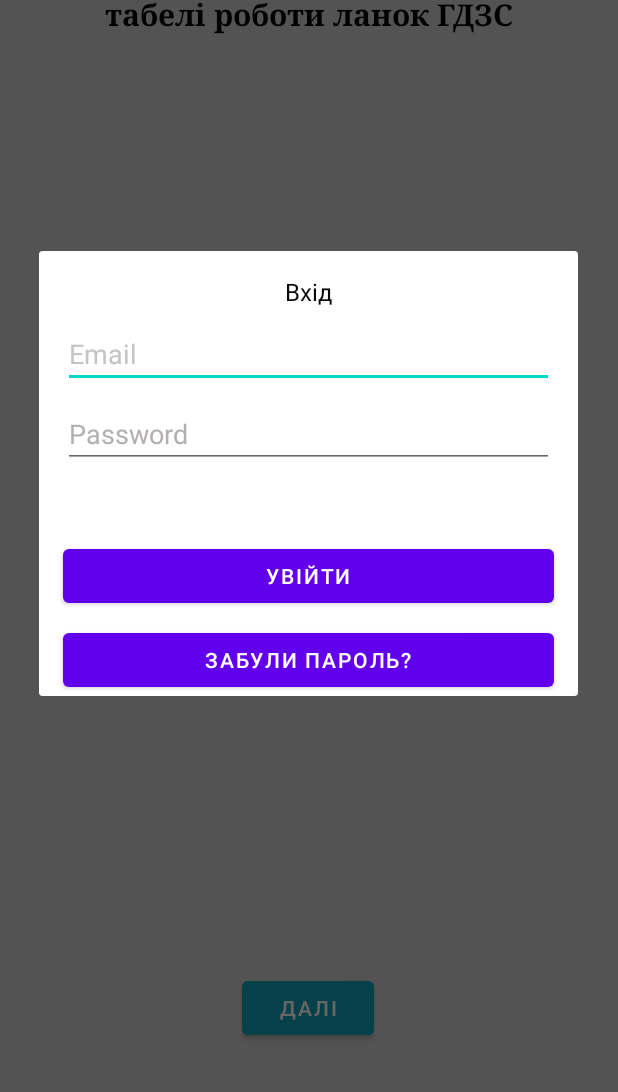
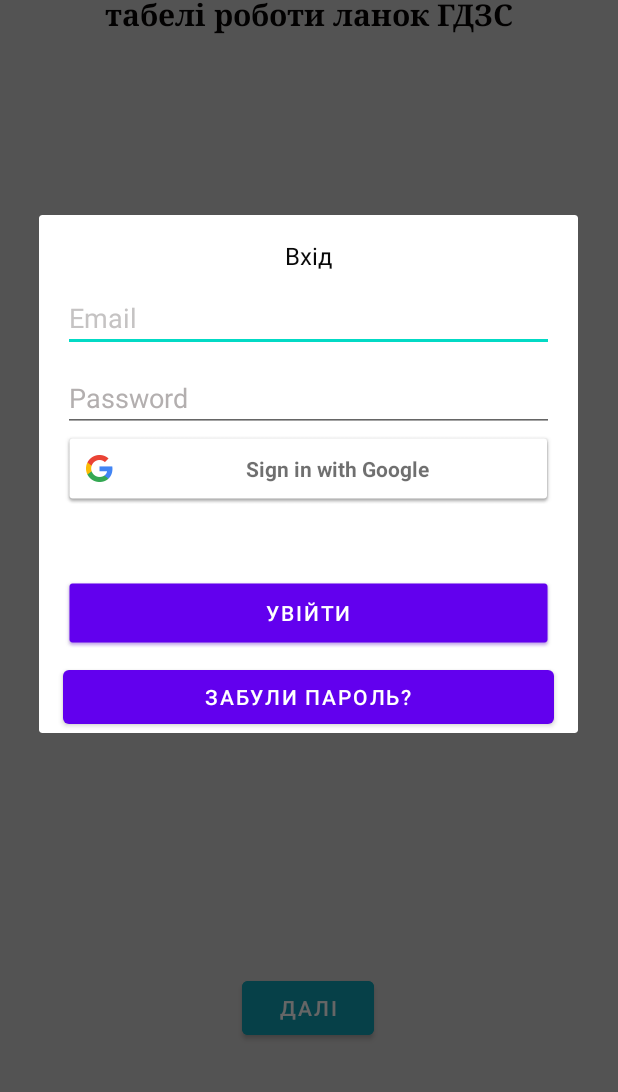
Before and after one commit to VadimKravchenkoDev/GDZS_RELOAD, an Android app: the screen it shows after launch (MainActivity), in the side drawer, after a tap on "Вхід", on a phone screen of 412 x 824 dp, the part 144-1236 px from its top. Run offline under Robolectric (Android 15) with nearby library versions, the phone set to English and light mode, and no system bars; our stand-ins replace Firebase (no records; nobody signed in at launch, a user with empty details on screens opened directly).

Commit message:
google sign 1.3

```diff
--- a/app/src/main/java/com/kravchenko_vadim/gdzs/dialogHelper/DialogHelper.kt
+++ b/app/src/main/java/com/kravchenko_vadim/gdzs/dialogHelper/DialogHelper.kt
@@ -24,6 +24,9 @@ class DialogHelper(act:MainActivity) {
         }
         binding.btForgetPass.setOnClickListener {
             setOnClickResetPassword(binding, dialog)
+        }
+        binding.btGoogleSignIn.setOnClickListener {
+            accHelper.signInWithGoogle()
         }
         dialog.show()
     }
--- a/app/src/main/res/layout/sign_dialog.xml
+++ b/app/src/main/res/layout/sign_dialog.xml
@@ -5,12 +5,14 @@
     android:layout_width="match_parent"
     android:layout_height="wrap_content">
 
+
+
     <TextView
         android:id="@+id/tvSignTitle"
         android:layout_width="wrap_content"
         android:layout_height="wrap_content"
         android:layout_marginTop="16dp"
-        android:text="@string/sign_up"
+        android:text="@string/ac_sign_up"
         android:textColor="#090909"
         android:textSize="16sp"
         app:layout_constraintEnd_toEndOf="parent"
@@ -45,17 +47,27 @@
         app:layout_constraintStart_toStartOf="@+id/edSignEmail"
         app:layout_constraintTop_toBottomOf="@+id/edSignEmail" />
 
+    <com.google.android.gms.common.SignInButton
+        android:id="@+id/btGoogleSignIn"
+        android:layout_width="0dp"
+        android:layout_height="wrap_content"
+        android:text="Button"
+        app:buttonSize="wide"
+        app:layout_constraintEnd_toEndOf="@+id/btSignUpIn"
+        app:layout_constraintStart_toStartOf="@+id/btSignUpIn"
+        app:layout_constraintTop_toBottomOf="@+id/edSignPassword" />
+
     <Button
         android:id="@+id/btSignUpIn"
         android:layout_width="0dp"
         android:layout_height="48dp"
-        android:layout_marginTop="8dp"
-        android:layout_marginBottom="16dp"
+        android:layout_marginBottom="8dp"
+        android:background="@drawable/common_google_signin_btn_icon_dark_normal_background"
         android:text="@string/ac_sign_up"
         app:layout_constraintBottom_toBottomOf="parent"
         app:layout_constraintEnd_toEndOf="@+id/edSignEmail"
         app:layout_constraintStart_toStartOf="@+id/edSignEmail"
-        app:layout_constraintTop_toBottomOf="@+id/edSignPassword" />
+        app:layout_constraintTop_toBottomOf="@+id/btGoogleSignIn" />
 
     <Button
         android:id="@+id/btForgetPass"
```
